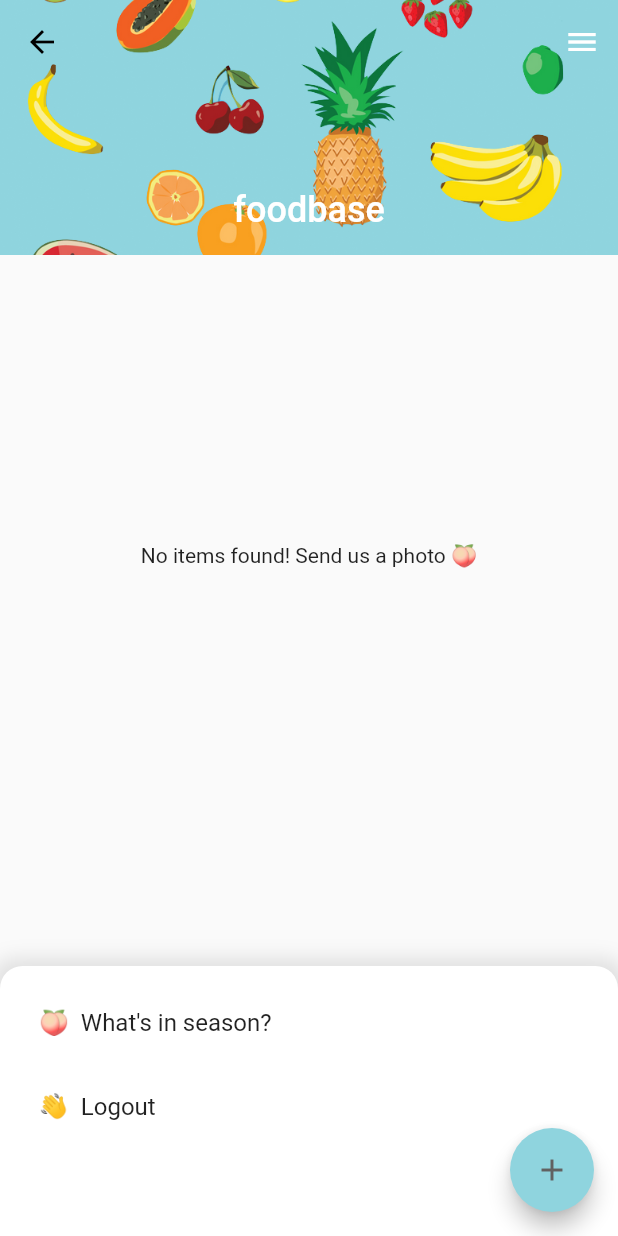
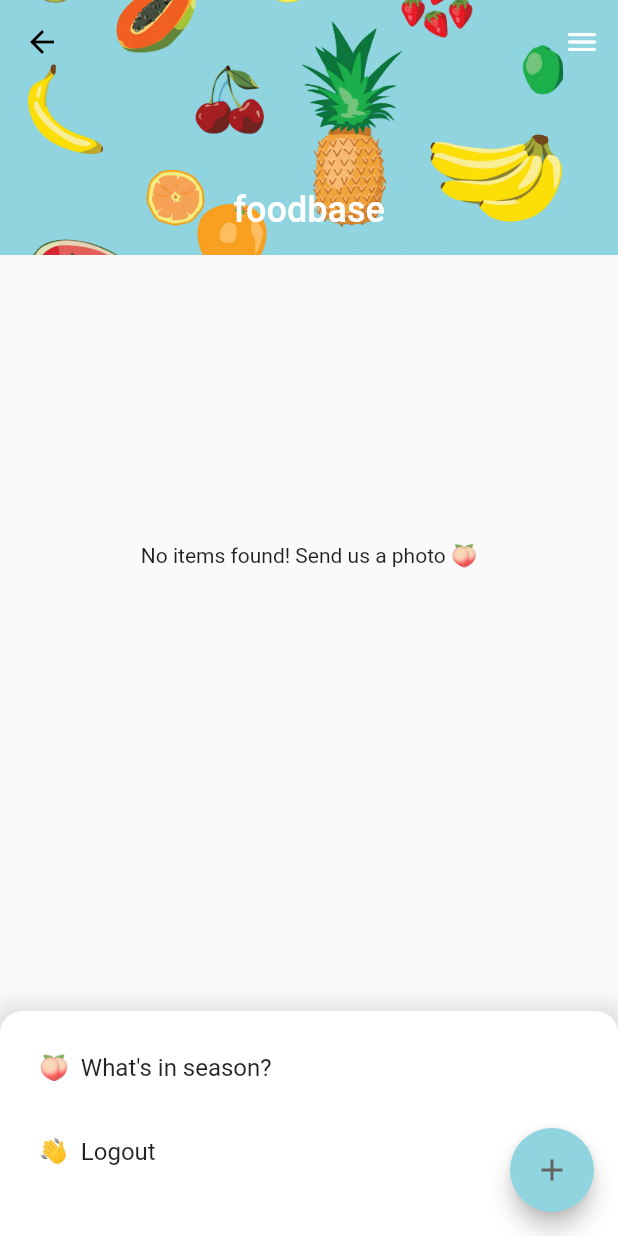
Before and after one commit to ericadu/minifridge, a Flutter app: the screen it shows once a user with an empty profile is signed in, after a tap on the "menu" icon, on a phone screen of 412 x 824 dp. Run offline on Flutter 3.47's test engine with Material 2 defaults, Android fonts, the phone set to English and light mode, and no system bars; our stand-ins replace cloud_firestore, firebase_analytics, firebase_auth, firebase_messaging, firebase_storage, flutter_login and 2 more; accounts and stored records are empty.

```diff
--- a/minifridge_app/lib/screens/user_items/home_app_bar.dart
+++ b/minifridge_app/lib/screens/user_items/home_app_bar.dart
@@ -47,7 +47,7 @@ class HomeAppBar extends StatelessWidget {
               context: context,
               builder: (context) {
                 return Container(
-                  height: 180,
+                  height: 150,
                   decoration: BoxDecoration(
                     color: Colors.white,
                     borderRadius: BorderRadius.only(topLeft: Radius.circular(15), topRight: Radius.circular(15)),
```
